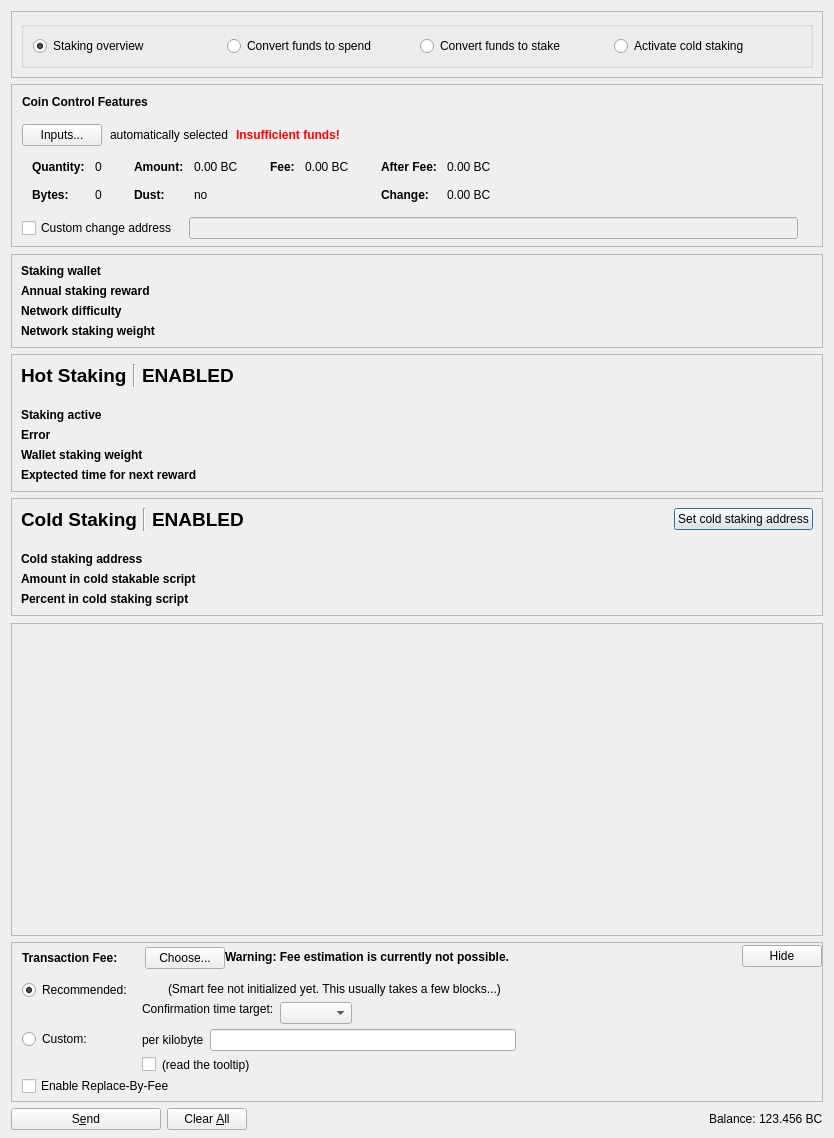
Qt form src/qt/forms/stakingdialog.ui (Bitcoin-Confidential/BitcoinC-Core) before a commit.
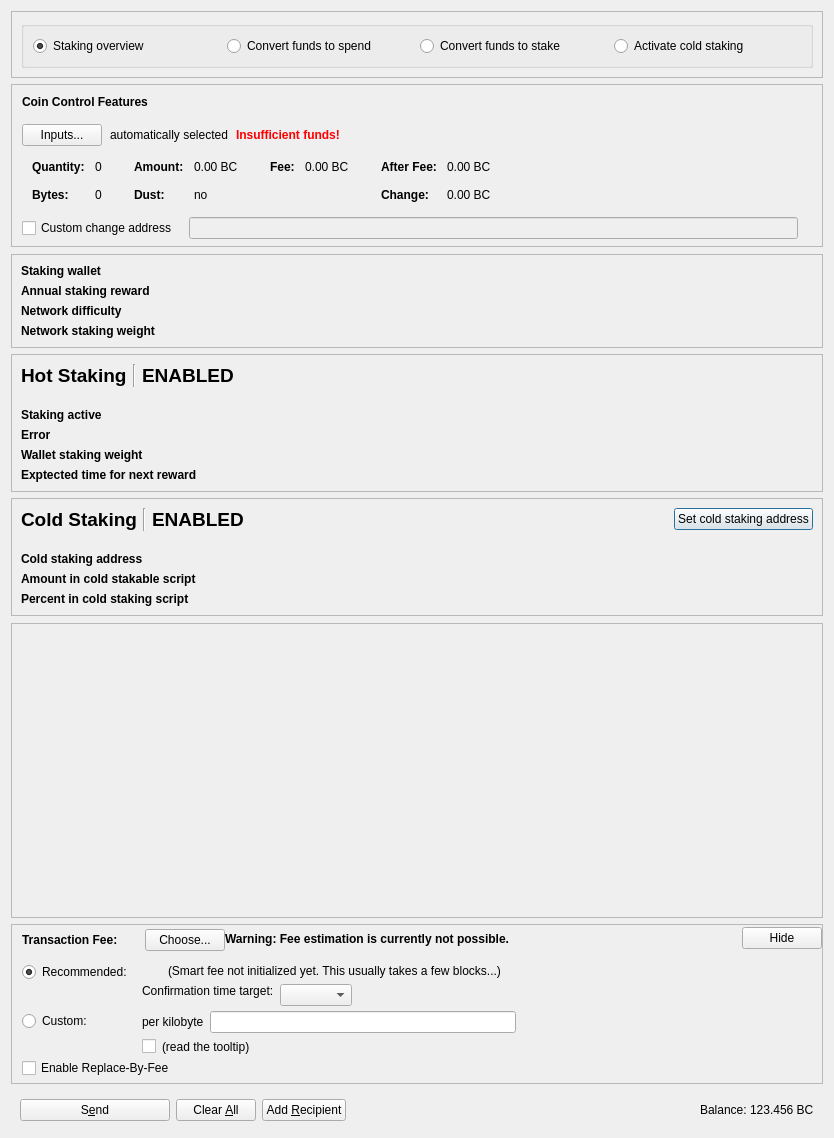
The same form after that commit. Icons and pictures are not drawn. Custom widgets are drawn as their Qt base class.

Commit message: qt: Allow multiple recipients in the staking tab

```diff
--- a/src/qt/forms/stakingdialog.ui
+++ b/src/qt/forms/stakingdialog.ui
@@ -1161,7 +1161,7 @@
         <x>0</x>
         <y>0</y>
         <width>811</width>
-        <height>177</height>
+        <height>159</height>
        </rect>
       </property>
       <layout class="QVBoxLayout" name="verticalLayout_2" stretch="0,1">
@@ -1717,18 +1717,6 @@
    <item>
     <widget class="QWidget" name="sendWidget" native="true">
      <layout class="QHBoxLayout" name="horizontalLayout">
-      <property name="leftMargin">
-       <number>0</number>
-      </property>
-      <property name="topMargin">
-       <number>0</number>
-      </property>
-      <property name="rightMargin">
-       <number>0</number>
-      </property>
-      <property name="bottomMargin">
-       <number>0</number>
-      </property>
       <item>
        <widget class="QPushButton" name="sendButton">
         <property name="minimumSize">
@@ -1778,6 +1766,23 @@
         </property>
        </widget>
       </item>
+      <item>
+       <widget class="QPushButton" name="addButton">
+        <property name="toolTip">
+         <string>Send to multiple recipients at once</string>
+        </property>
+        <property name="text">
+         <string>Add &amp;Recipient</string>
+        </property>
+        <property name="icon">
+         <iconset resource="../bitcoin.qrc">
+          <normaloff>:/icons/add</normaloff>:/icons/add</iconset>
+        </property>
+        <property name="autoDefault">
+         <bool>false</bool>
+        </property>
+       </widget>
+      </item>
       <item>
        <spacer name="horizontalSpacer">
         <property name="orientation">
```
Left out of the diff: 8 changed lines with no effect on the pictures. The commit also changes 2 other files.
